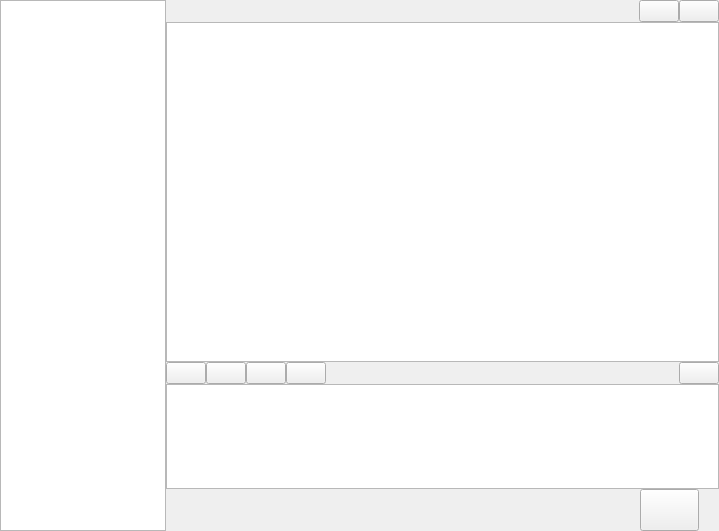
TivalM/Instant-Messaging, file InstantMessage/SessionForm.ui: the form before one commit.
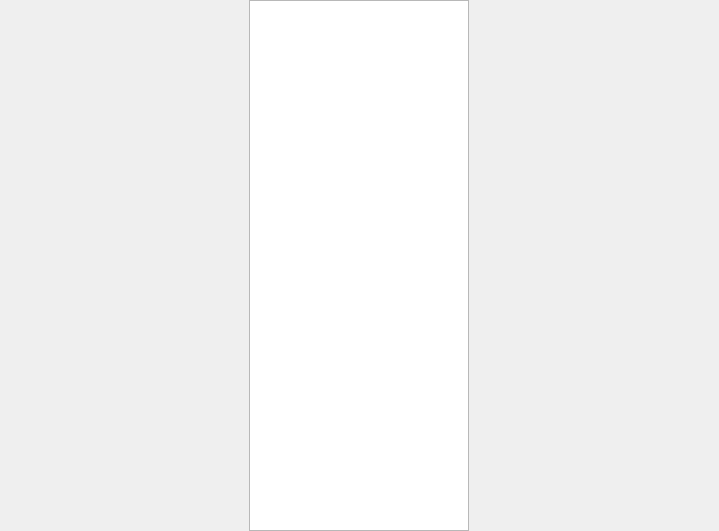
The form after the commit.

```diff
--- a/InstantMessage/SessionForm.ui
+++ b/InstantMessage/SessionForm.ui
@@ -19,6 +19,9 @@
   <property name="windowTitle">
    <string>Form</string>
   </property>
+  <property name="styleSheet">
+   <string notr="true"/>
+  </property>
   <layout class="QHBoxLayout" name="horizontalLayout_2">
    <property name="spacing">
     <number>0</number>
@@ -36,10 +39,13 @@
     <number>0</number>
    </property>
    <item>
-    <layout class="QHBoxLayout" name="horizontalLayout" stretch="3,10">
+    <layout class="QHBoxLayout" name="horizontalLayout" stretch="3">
      <property name="spacing">
       <number>0</number>
      </property>
+     <property name="rightMargin">
+      <number>1</number>
+     </property>
      <item>
       <widget class="QListWidget" name="friendList">
        <property name="sizePolicy">
@@ -48,208 +54,23 @@
          <verstretch>0</verstretch>
         </sizepolicy>
        </property>
+       <property name="minimumSize">
+        <size>
+         <width>220</width>
+         <height>0</height>
+        </size>
+       </property>
+       <property name="maximumSize">
+        <size>
+         <width>216</width>
+         <height>16777215</height>
+        </size>
+       </property>
        <property name="styleSheet">
         <string notr="true"/>
        </property>
       </widget>
      </item>
-     <item>
-      <layout class="QVBoxLayout" name="verticalLayout_2" stretch="2,15,1,5,2">
-       <property name="spacing">
-        <number>0</number>
-       </property>
-       <item>
-        <layout class="QHBoxLayout" name="headArea">
-         <item>
-          <widget class="QLabel" name="labelPeerName">
-           <property name="minimumSize">
-            <size>
-             <width>150</width>
-             <height>0</height>
-            </size>
-           </property>
-           <property name="maximumSize">
-            <size>
-             <width>450</width>
-             <height>45</height>
-            </size>
-           </property>
-           <property name="text">
-            <string/>
-           </property>
-          </widget>
-         </item>
-         <item>
-          <spacer name="horizontalSpacer_5">
-           <property name="orientation">
-            <enum>Qt::Horizontal</enum>
-           </property>
-           <property name="sizeHint" stdset="0">
-            <size>
-             <width>40</width>
-             <height>10</height>
-            </size>
-           </property>
-          </spacer>
-         </item>
-         <item>
-          <widget class="QPushButton" name="btPeerInfo">
-           <property name="text">
-            <string/>
-           </property>
-          </widget>
-         </item>
-         <item>
-          <widget class="QPushButton" name="btMore">
-           <property name="text">
-            <string/>
-           </property>
-          </widget>
-         </item>
-        </layout>
-       </item>
-       <item>
-        <layout class="QVBoxLayout" name="viewArea">
-         <item>
-          <widget class="QTextBrowser" name="textBrowser">
-           <property name="sizePolicy">
-            <sizepolicy hsizetype="Expanding" vsizetype="Expanding">
-             <horstretch>0</horstretch>
-             <verstretch>0</verstretch>
-            </sizepolicy>
-           </property>
-           <property name="minimumSize">
-            <size>
-             <width>548</width>
-             <height>340</height>
-            </size>
-           </property>
-          </widget>
-         </item>
-        </layout>
-       </item>
-       <item>
-        <layout class="QHBoxLayout" name="functionArea">
-         <item>
-          <widget class="QPushButton" name="btEmoji">
-           <property name="text">
-            <string/>
-           </property>
-          </widget>
-         </item>
-         <item>
-          <widget class="QPushButton" name="btImg">
-           <property name="text">
-            <string/>
-           </property>
-          </widget>
-         </item>
-         <item>
-          <widget class="QPushButton" name="btRecording">
-           <property name="text">
-            <string/>
-           </property>
-          </widget>
-         </item>
-         <item>
-          <widget class="QPushButton" name="btFile">
-           <property name="text">
-            <string/>
-           </property>
-          </widget>
-         </item>
-         <item>
-          <spacer name="horizontalSpacer_4">
-           <property name="orientation">
-            <enum>Qt::Horizontal</enum>
-           </property>
-           <property name="sizeHint" stdset="0">
-            <size>
-             <width>40</width>
-             <height>20</height>
-            </size>
-           </property>
-          </spacer>
-         </item>
-         <item>
-          <widget class="QPushButton" name="btHistory">
-           <property name="text">
-            <string/>
-           </property>
-          </widget>
-         </item>
-        </layout>
-       </item>
-       <item>
-        <layout class="QHBoxLayout" name="typingArea" stretch="0,0">
-         <property name="spacing">
-          <number>0</number>
-         </property>
-         <property name="leftMargin">
-          <number>0</number>
-         </property>
-         <property name="topMargin">
-          <number>0</number>
-         </property>
-         <item>
-          <widget class="QTextEdit" name="textEdit">
-           <property name="sizePolicy">
-            <sizepolicy hsizetype="Expanding" vsizetype="Expanding">
-             <horstretch>0</horstretch>
-             <verstretch>20</verstretch>
-            </sizepolicy>
-           </property>
-           <property name="minimumSize">
-            <size>
-             <width>514</width>
-             <height>0</height>
-            </size>
-           </property>
-          </widget>
-         </item>
-         <item>
-          <layout class="QVBoxLayout" name="verticalLayout"/>
-         </item>
-        </layout>
-       </item>
-       <item>
-        <layout class="QHBoxLayout" name="horizontalLayout_3" stretch="8,1">
-         <property name="spacing">
-          <number>0</number>
-         </property>
-         <property name="rightMargin">
-          <number>20</number>
-         </property>
-         <item>
-          <spacer name="horizontalSpacer_2">
-           <property name="orientation">
-            <enum>Qt::Horizontal</enum>
-           </property>
-           <property name="sizeHint" stdset="0">
-            <size>
-             <width>40</width>
-             <height>20</height>
-            </size>
-           </property>
-          </spacer>
-         </item>
-         <item>
-          <widget class="QPushButton" name="btSend">
-           <property name="sizePolicy">
-            <sizepolicy hsizetype="Expanding" vsizetype="Expanding">
-             <horstretch>0</horstretch>
-             <verstretch>0</verstretch>
-            </sizepolicy>
-           </property>
-           <property name="text">
-            <string/>
-           </property>
-          </widget>
-         </item>
-        </layout>
-       </item>
-      </layout>
-     </item>
     </layout>
    </item>
   </layout>
```
